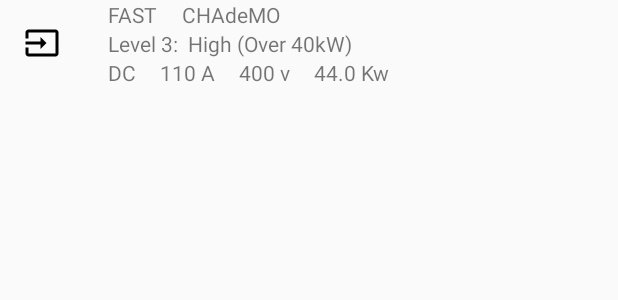
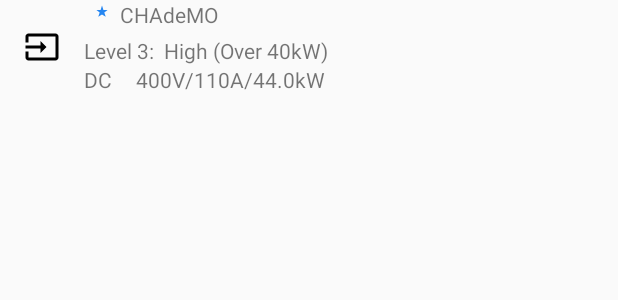
Before and after one commit to sourcecodere/WattsNearby, an Android app: the layout bottom_sheet_station_adapter.xml on its own in the app's theme, with its tools: preview values and no code run, on a phone screen of 412 x 824 dp. Shown: the top 300 px of the screen. Run offline under Robolectric (Android 15) with nearby library versions, the phone set to English and light mode, and no system bars.

Commit message:
Accessibility, icons and text in bottom sheet station

```diff
--- /dev/null
+++ b/app/src/main/res/drawable/ic_fast.xml
@@ -0,0 +1,4 @@
+<vector android:height="24dp" android:viewportHeight="512.0"
+    android:viewportWidth="512.0" android:width="24dp" xmlns:android="http://schemas.android.com/apk/res/android">
+    <path android:fillColor="@color/accent" android:pathData="M256,79.4l20.3,61.8l59.1,0l-46.8,36.2l20.3,60.9l-53,-33.5l-53,33.5l20.3,-60.9l-46.8,-36.2l60,0z"/>
+</vector>
--- a/app/src/main/res/layout/bottom_sheet_station_adapter.xml
+++ b/app/src/main/res/layout/bottom_sheet_station_adapter.xml
@@ -11,7 +11,7 @@
     <ImageView
         android:id="@+id/connection_icon"
         android:layout_width="wrap_content"
-        android:layout_height="wrap_content"
+        android:layout_height="match_parent"
         android:layout_margin="16dp"
         android:src="@drawable/ic_other_input" />
 
@@ -26,39 +26,32 @@
             android:layout_height="wrap_content"
             android:orientation="horizontal">
 
-            <TextView
+            <ImageView
                 android:id="@+id/connection_fast"
                 android:layout_width="wrap_content"
                 android:layout_height="wrap_content"
-                android:layout_marginLeft="16dp"
-                android:layout_marginStart="16dp"
                 android:gravity="center_vertical"
-                android:text="FAST" />
+                android:src="@drawable/ic_fast" />
 
             <TextView
                 android:id="@+id/connection_title"
                 android:layout_width="wrap_content"
                 android:layout_height="wrap_content"
-                android:layout_marginLeft="16dp"
-                android:layout_marginStart="16dp"
+                android:layout_marginEnd="16dp"
+                android:layout_marginRight="16dp"
                 android:gravity="center_vertical"
                 android:text="CHAdeMO" />
         </LinearLayout>
 
-        <LinearLayout
+        <TextView
+            android:id="@+id/connection_level_title"
             android:layout_width="match_parent"
             android:layout_height="wrap_content"
-            android:orientation="horizontal">
+            android:layout_marginEnd="16dp"
+            android:layout_marginRight="16dp"
+            android:gravity="center_vertical"
+            android:text="Level 3:  High (Over 40kW)" />
 
-            <TextView
-                android:id="@+id/connection_level_title"
-                android:layout_width="wrap_content"
-                android:layout_height="wrap_content"
-                android:layout_marginLeft="16dp"
-                android:layout_marginStart="16dp"
-                android:gravity="center_vertical"
-                android:text="Level 3:  High (Over 40kW)" />
-        </LinearLayout>
 
         <LinearLayout
             android:layout_width="match_parent"
@@ -69,40 +62,19 @@
                 android:id="@+id/connection_current"
                 android:layout_width="wrap_content"
                 android:layout_height="wrap_content"
-                android:layout_marginLeft="16dp"
-                android:layout_marginStart="16dp"
+                android:layout_marginEnd="16dp"
+                android:layout_marginRight="16dp"
                 android:gravity="center_vertical"
                 android:text="DC" />
 
             <TextView
-                android:id="@+id/connection_amp"
+                android:id="@+id/connection_power"
                 android:layout_width="wrap_content"
                 android:layout_height="wrap_content"
-                android:layout_marginLeft="16dp"
-                android:layout_marginStart="16dp"
+                android:layout_marginEnd="16dp"
+                android:layout_marginRight="16dp"
                 android:gravity="center_vertical"
-                android:text="110 A" />
-
-            <TextView
-                android:id="@+id/connection_volt"
-                android:layout_width="wrap_content"
-                android:layout_height="wrap_content"
-                android:layout_marginLeft="16dp"
-                android:layout_marginStart="16dp"
-                android:gravity="center_vertical"
-                android:text="400 v" />
-
-            <TextView
-                android:id="@+id/connection_kw"
-                android:layout_width="wrap_content"
-                android:layout_height="wrap_content"
-                android:layout_marginLeft="16dp"
-                android:layout_marginStart="16dp"
-                android:gravity="center_vertical"
-                android:text="44.0 Kw" />
-
+                android:text="400V/110A/44.0kW" />
         </LinearLayout>
-
     </LinearLayout>
-
 </LinearLayout>
--- a/app/src/main/res/values/strings.xml
+++ b/app/src/main/res/values/strings.xml
@@ -67,7 +67,7 @@
     <string name="pref_enable_tesla_hpwc_false">Not Enabled</string>
     <!-- other_input -->
     <string name="pref_enable_other_input_key" translatable="false">enable_other_input</string>
-    <string name="pref_enable_other_input_label">Other connections</string>
+    <string name="pref_enable_other_input_label">Other connection</string>
     <string name="pref_enable_other_input_true">Enabled</string>
     <string name="pref_enable_other_input_false">Not Enabled</string>
 
@@ -87,5 +87,7 @@
 
 <!-- Bottom sheet -->
     <string name="switch_favorite">Favorite: </string>
+    <string name="connection_power" formatted="false" translatable="false">"%.0fV/%.0fA/%.0fkW"</string>
+    <string name="fast_charger">Fast charger</string>
 
 </resources>
```
Also changed, not shown: app/src/main/java/re/sourcecode/android/wattsnearby/ConnectionAdapter.java (+52 -3 lines), app/src/main/java/re/sourcecode/android/wattsnearby/utilities/WattsAccessibilityUtils.java (added, +32 -0 lines), app/src/main/java/re/sourcecode/android/wattsnearby/utilities/WattsImageUtils.java (+23 -0 lines).
